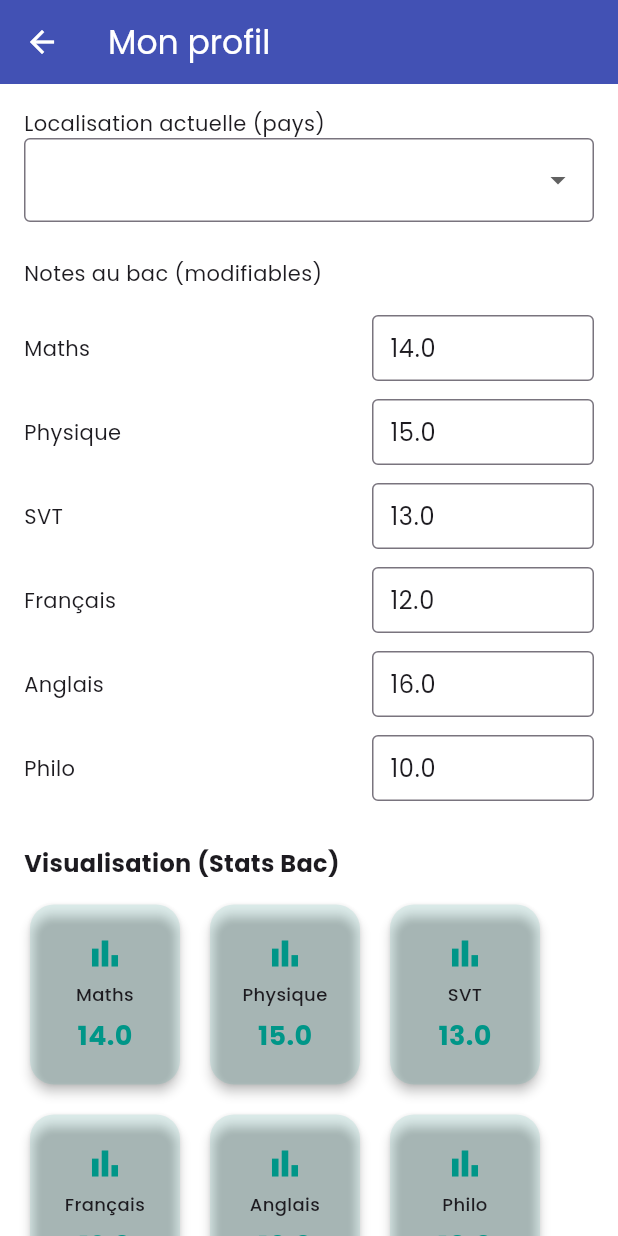
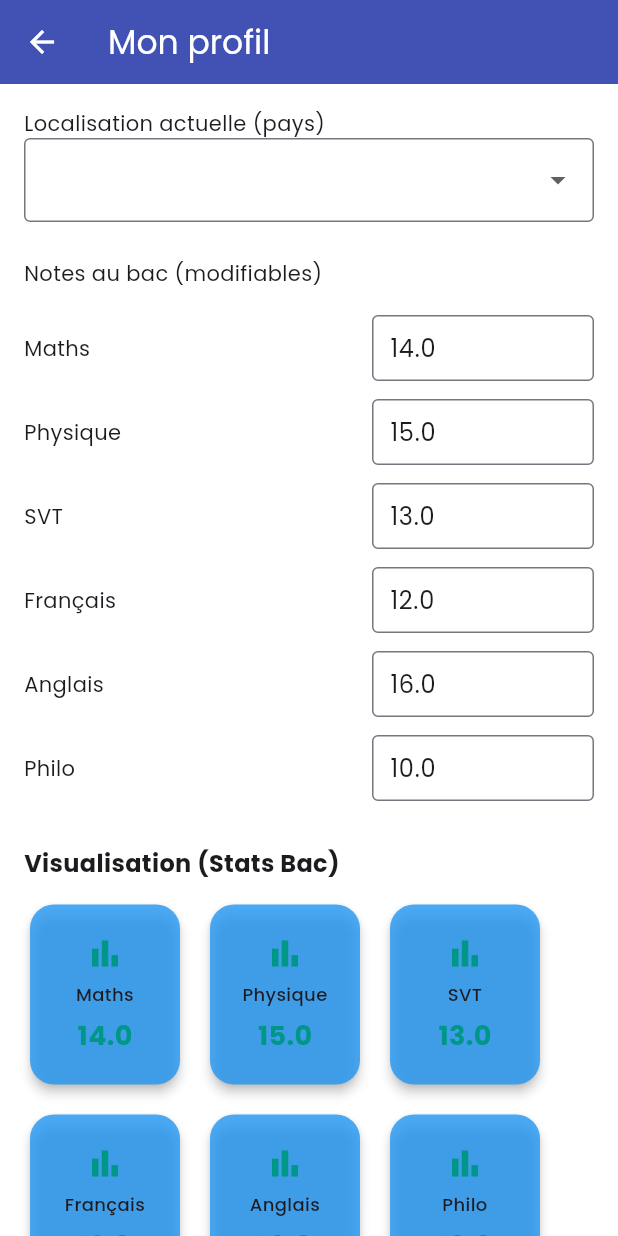
Before and after one commit to jo-marcel/leao_app, a Flutter app: the ProfileScreen screen opened directly, scrolled down 576 dp, on a phone screen of 412 x 824 dp. Run offline on Flutter 3.47's test engine with Material 3 defaults, Android fonts, the light colour scheme and no system bars; our stand-ins replace google_fonts, image_picker, permission_handler.

Commit message:
modification de stat_card.dart

```diff
--- a/lib/widgets/stat_card.dart
+++ b/lib/widgets/stat_card.dart
@@ -19,7 +19,7 @@ class StatCard extends StatelessWidget {
     return Card(
       elevation: 3,
       shape: RoundedRectangleBorder(borderRadius: BorderRadius.circular(16)),
-      color: color.withOpacity(0.1),
+      color: Color.fromRGBO(33, 150, 243, 0.8),
       child: Container(
         width: 100,
         height: 120,
@@ -29,9 +29,14 @@ class StatCard extends StatelessWidget {
           children: [
             Icon(icon, color: color, size: 26),
             const SizedBox(height: 6),
-            Text(title, textAlign: TextAlign.center, style: const TextStyle(fontSize: 12, fontWeight: FontWeight.w500)),
+            Text(title,
+                textAlign: TextAlign.center,
+                style:
+                    const TextStyle(fontSize: 12, fontWeight: FontWeight.w500)),
             const SizedBox(height: 6),
-            Text(value.toStringAsFixed(1), style: TextStyle(fontSize: 18, color: color, fontWeight: FontWeight.bold)),
+            Text(value.toStringAsFixed(1),
+                style: TextStyle(
+                    fontSize: 18, color: color, fontWeight: FontWeight.bold)),
           ],
         ),
       ),
```
